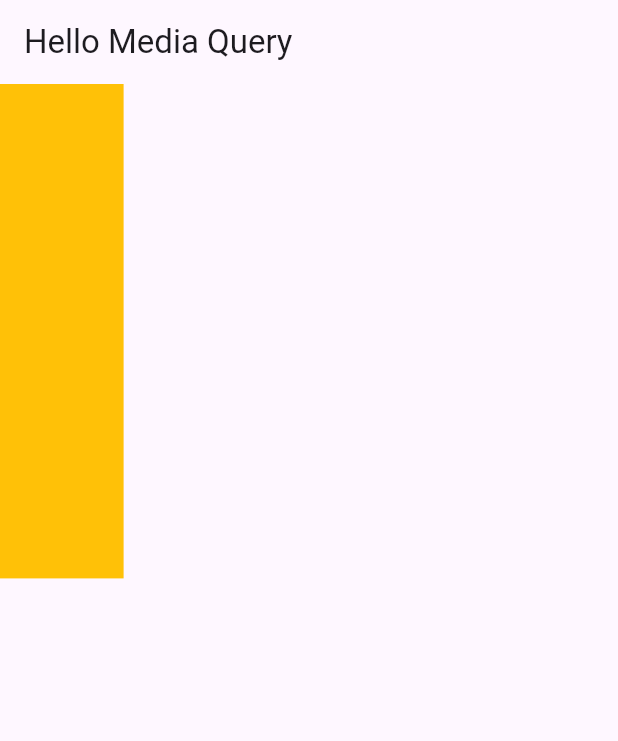
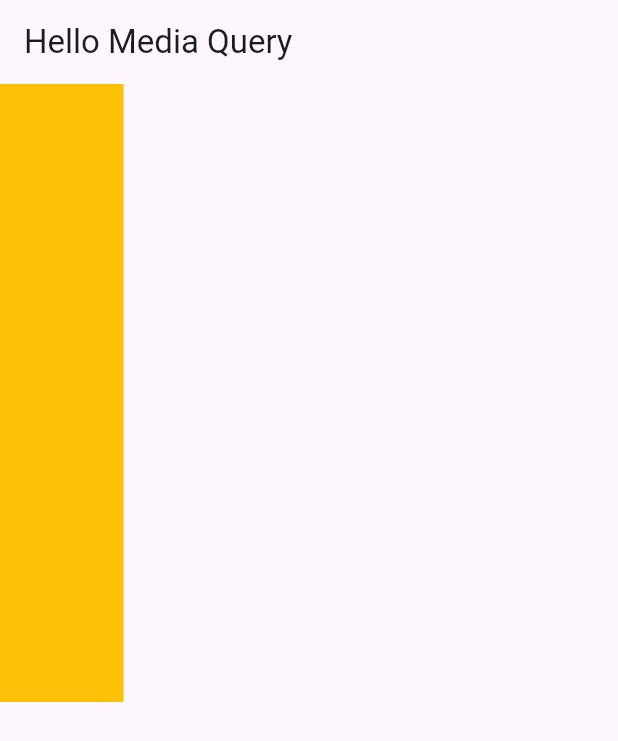
Before and after one commit to meetshaheer/Flutter-Media-Query, a Flutter app: the screen it shows after launch, on a phone screen of 412 x 824 dp. Shown: the top 741 px of the screen. Run offline on Flutter 3.47's test engine with Material 3 defaults, Android fonts, the phone set to English and light mode, and no system bars.

Commit message:
Identify the difference

```diff
--- a/mediaquery/lib/mediaQueryView.dart
+++ b/mediaquery/lib/mediaQueryView.dart
@@ -11,7 +11,7 @@ class mediaQuery extends StatelessWidget {
       ),
       body: Container(
         width: MediaQuery.of(context).size.width * 0.2,
-        height: MediaQuery.of(context).size.height * 0.4,
+        height: MediaQuery.of(context).size.height * 0.5,
         color: Colors.amber,
       ),
     );
```
